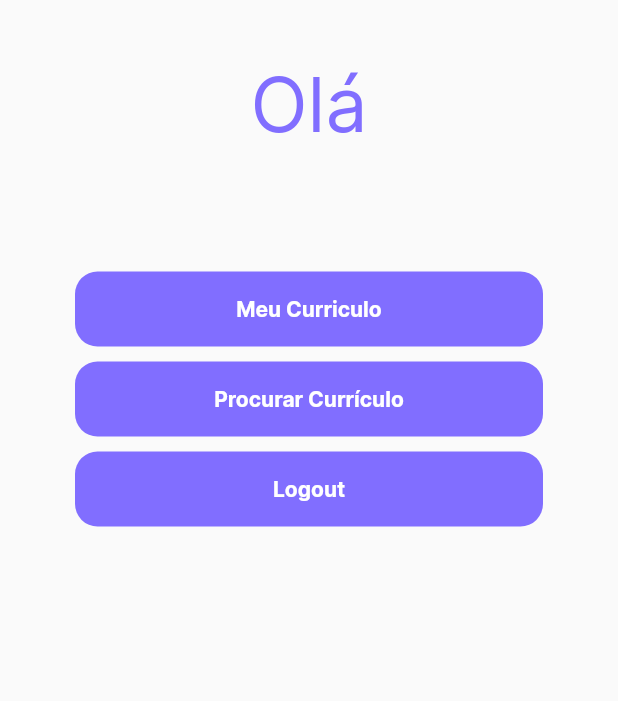
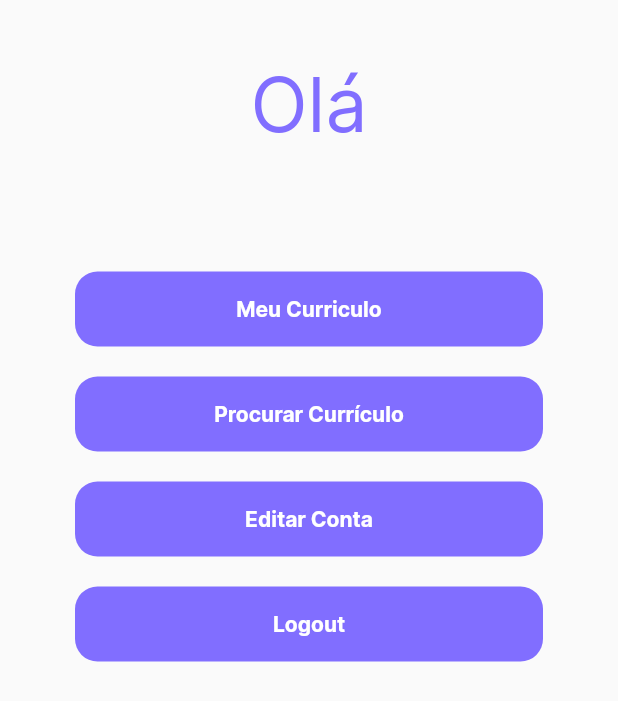
Before and after one commit to GabSauter/Progfile, a Flutter app: the screen it shows once a user with an empty profile is signed in, on a phone screen of 412 x 824 dp. Shown: the top 701 px of the screen. Run offline on Flutter 3.47's test engine with Material 2 defaults, Android fonts, the phone set to English and light mode, and no system bars; our stand-ins replace cloud_firestore, firebase_auth, firebase_core, flutter_masked_text2, image_picker, permission_handler; accounts and stored records are empty.

Commit message:
up tela simples close #46

```diff
--- a/lib/app/views/home_view.dart
+++ b/lib/app/views/home_view.dart
@@ -32,16 +32,22 @@ class HomeView extends StatelessWidget {
             const TitleText(text: 'Olá'),
             const SizedBox(height: 80),
             MainButton(
-                text: 'Meu Curriculo',
-                onPressedCallback: () =>
-                    {Navigator.pushNamed(context, '/myCurriculum')}),
-            const SizedBox(height: 10),
+              text: 'Meu Curriculo',
+              onPressedCallback: () =>
+                  Navigator.pushNamed(context, '/myCurriculum'),
+            ),
+            const SizedBox(height: 20),
             MainButton(
               text: 'Procurar Currículo',
+              onPressedCallback: () => Navigator.pushNamed(context, '/search'),
+            ),
+            const SizedBox(height: 20),
+            MainButton(
+              text: 'Editar Conta',
               onPressedCallback: () =>
-                  {Navigator.pushNamed(context, '/search')},
+                  Navigator.pushNamed(context, '/editAccount'),
             ),
-            const SizedBox(height: 10),
+            const SizedBox(height: 20),
             MainButton(
               text: 'Logout',
               onPressedCallback: () => onSignOut(context),
--- a/lib/main.dart
+++ b/lib/main.dart
@@ -3,6 +3,7 @@ import 'package:flutter/material.dart';
 import 'package:progfile/app/views/certificate_view.dart';
 import 'package:progfile/app/views/competence_view.dart';
 import 'package:progfile/app/views/curriculum_edit_view.dart';
+import 'package:progfile/app/views/edit_account_view.dart';
 import 'package:progfile/app/views/home_view.dart';
 import 'package:progfile/app/views/language_view.dart';
 import 'package:progfile/app/views/register_view.dart';
@@ -71,6 +72,7 @@ class MainApp extends StatelessWidget {
         '/language': (context) => const LanguageView(),
         '/repository': (context) => const RepositoryView(),
         '/competence': (context) => const CompetenceView(),
+        '/editAccount': (context) => const EditAccountView(),
       },
     );
   }
```
Also changed, not shown: lib/app/views/edit_account_view.dart (added, +92 -0 lines).
